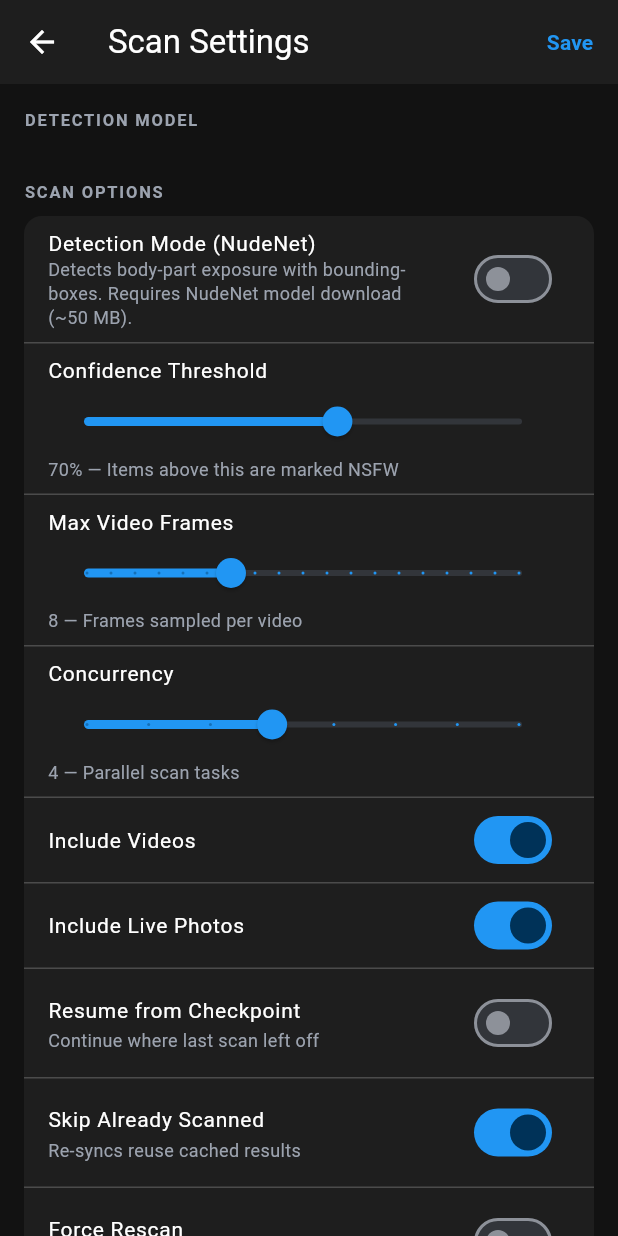
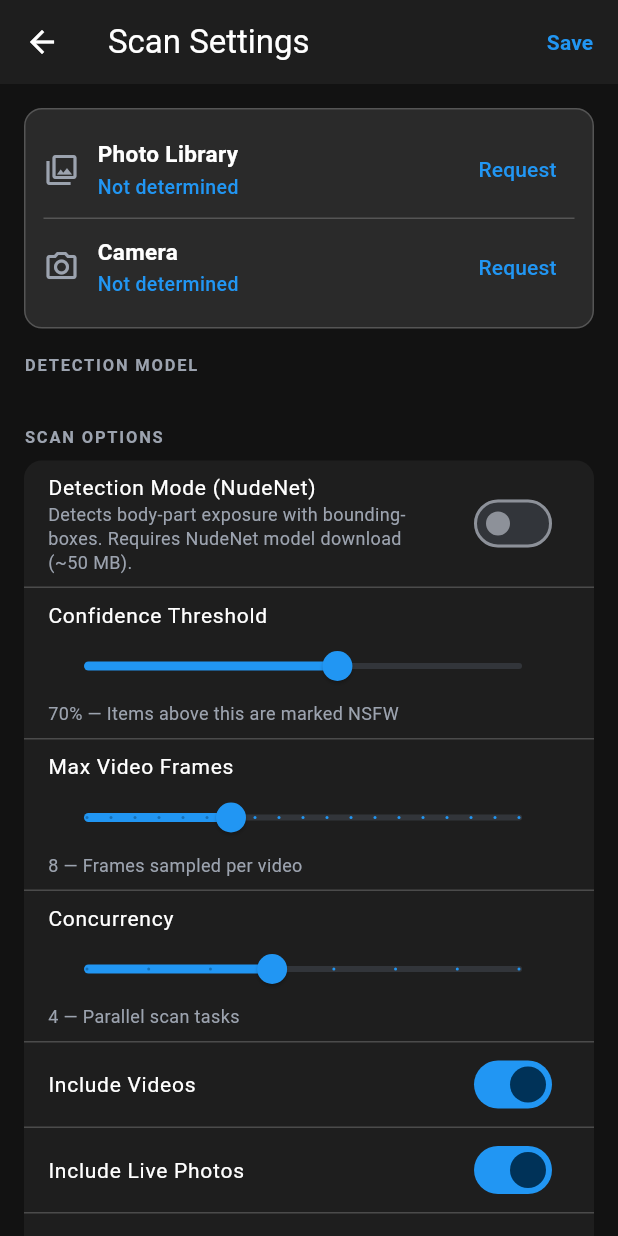
Before and after one commit to nexas105/flutter_nsfw_scaner, a Flutter app: the SettingsScreen screen opened directly with empty values, on a phone screen of 412 x 824 dp. Run offline on Flutter 3.47's test engine with Material 3 defaults, Android fonts, the phone set to English and light mode, and no system bars; our stand-ins replace plugin_platform_interface, share_plus, shared_preferences; missing offline and left inert: photo_manager, photo_manager_image_provider; accounts and stored records are empty; statements that could not run were skipped.

Commit message:
feat(permissions): add NsfwPermissionsView widget + camera permission shims (Phase 08)
Reusable plugin widget that surfaces every permission the plugin needs and
lets the user re-request the missing ones. Wired into the example app's
Settings screen.

Plugin (no new third-party deps):
- PermissionKind, PermissionStatus, and PhotoLibraryPermissionStatus mapping
  in lib/src/api/permissions/permission_kind.dart
- NsfwPlatformInterface gains non-abstract checkCameraPermission /
  requestCameraPermission with UnimplementedError defaults — Phase 02 (iOS)
  and Phase 03 (Android) will provide native handlers
- NsfwMethodChannel re-maps MissingPluginException → UnimplementedError so
  the Dart layer can degrade gracefully until the natives land
- NsfwDetector.checkCameraPermission / requestCameraPermission catch
  UnimplementedError and return PermissionStatus.notDetermined
- NsfwPermissionsView (StatefulWidget + WidgetsBindingObserver):
  rounded section, one row per permission with status badge, Request button
  for canRequest, optional Open Settings for needsSettings (callback —
  plugin does NOT bundle a deep-link package), check icon for granted,
  Semantics-wrapped for screen readers, optional refreshOnAppResume
- Public exports added in lib/nsfw_detect.dart

Example app:
- example/pubspec.yaml adds app_settings: ^5.1.1 (host-app-only dep)
- settings_screen.dart embeds NsfwPermissionsView above NsfwSettingsPanel,
  wires AppSettings.openAppSettings + a SnackBar to demo the callback

Tests:
- 11 widget tests in test/nsfw_permissions_view_test.dart cover all six
  PermissionStatus variants, request flow, label override, lifecycle
  resume, kinds filter, and the UnimplementedError fallback path
- flutter analyze: clean
- flutter test: 113 passing (+11 new) — only pre-existing scanAsset failure
  from Phase 06 remains, unrelated to this phase

Refs: .planning/phases/08-permissions-ui-widget/01-01-PLAN.md (PERM-01..06)

```diff
--- a/example/lib/screens/settings_screen.dart
+++ b/example/lib/screens/settings_screen.dart
@@ -1,3 +1,4 @@
+import 'package:app_settings/app_settings.dart';
 import 'package:flutter/material.dart';
 import 'package:nsfw_detect/nsfw_detect.dart';
 import '../main.dart';
@@ -43,6 +44,20 @@ class _SettingsScreenState extends State<SettingsScreen> {
         body: ListView(
           padding: EdgeInsets.all(appNsfwTheme.spacing.lg),
           children: [
+            NsfwPermissionsView(
+              theme: appNsfwTheme,
+              onOpenSettings: AppSettings.openAppSettings,
+              onPermissionChanged: (kind, status) {
+                if (!mounted) return;
+                ScaffoldMessenger.of(context).showSnackBar(
+                  SnackBar(
+                    duration: const Duration(seconds: 2),
+                    content: Text('${kind.defaultLabel}: ${status.name}'),
+                  ),
+                );
+              },
+            ),
+            SizedBox(height: appNsfwTheme.spacing.lg),
             NsfwSettingsPanel(
               current: _config,
               theme: appNsfwTheme,
--- a/example/pubspec.yaml
+++ b/example/pubspec.yaml
@@ -15,6 +15,7 @@ dependencies:
   photo_manager_image_provider: ^2.2.0
   shared_preferences: ^2.3.0
   share_plus: ^10.1.0
+  app_settings: ^5.1.1
 
 dev_dependencies:
   integration_test:
--- a/lib/nsfw_detect.dart
+++ b/lib/nsfw_detect.dart
@@ -20,8 +20,10 @@ export 'src/api/camera_configuration.dart';
 export 'src/api/camera_frame_result.dart';
 export 'src/api/camera_scan_session.dart';
 export 'src/api/camera_exceptions.dart';
+export 'src/api/permissions/permission_kind.dart';
 export 'src/platform/nsfw_platform_interface.dart'
     show PhotoLibraryPermissionStatus, NsfwUninitializedPlatform;
+export 'src/widgets/nsfw_permissions_view.dart';
 export 'src/widgets/nsfw_gallery_view.dart';
 export 'src/widgets/nsfw_media_tile.dart';
 export 'src/widgets/nsfw_result_badge.dart';
--- /dev/null
+++ b/lib/src/api/permissions/permission_kind.dart
@@ -0,0 +1,62 @@
+import '../../platform/nsfw_platform_interface.dart';
+
+/// Identifies which permission a row in [NsfwPermissionsView] represents.
+enum PermissionKind {
+  photoLibrary,
+  camera;
+
+  /// Human-readable English label shipped by the plugin.
+  ///
+  /// Localisation is the host app's responsibility — pass a custom
+  /// `labelBuilder` to [NsfwPermissionsView] to override.
+  String get defaultLabel => switch (this) {
+        PermissionKind.photoLibrary => 'Photo Library',
+        PermissionKind.camera => 'Camera',
+      };
+}
+
+/// Aggregate permission status the widget renders.
+///
+/// Maps from the existing [PhotoLibraryPermissionStatus] (gallery scan)
+/// and the future camera-permission status (Phase 2 / 3 native handlers).
+enum PermissionStatus {
+  authorized,
+  limited,
+  denied,
+  permanentlyDenied,
+  restricted,
+  notDetermined;
+
+  bool get isGranted =>
+      this == PermissionStatus.authorized ||
+      this == PermissionStatus.limited;
+
+  bool get canRequest =>
+      this == PermissionStatus.notDetermined ||
+      this == PermissionStatus.denied;
+
+  bool get needsSettings =>
+      this == PermissionStatus.permanentlyDenied ||
+      this == PermissionStatus.restricted;
+
+  static PermissionStatus fromString(String? s) => switch (s) {
+        'authorized' => PermissionStatus.authorized,
+        'limited' => PermissionStatus.limited,
+        'denied' => PermissionStatus.denied,
+        'permanentlyDenied' || 'permanently_denied' =>
+          PermissionStatus.permanentlyDenied,
+        'restricted' => PermissionStatus.restricted,
+        _ => PermissionStatus.notDetermined,
+      };
+}
+
+extension PhotoLibraryPermissionStatusMapping on PhotoLibraryPermissionStatus {
+  PermissionStatus toPermissionStatus() => switch (this) {
+        PhotoLibraryPermissionStatus.authorized => PermissionStatus.authorized,
+        PhotoLibraryPermissionStatus.limited => PermissionStatus.limited,
+        PhotoLibraryPermissionStatus.denied => PermissionStatus.denied,
+        PhotoLibraryPermissionStatus.restricted => PermissionStatus.restricted,
+        PhotoLibraryPermissionStatus.notDetermined =>
+          PermissionStatus.notDetermined,
+      };
+}
--- a/lib/src/platform/nsfw_platform_interface.dart
+++ b/lib/src/platform/nsfw_platform_interface.dart
@@ -2,6 +2,7 @@ import 'dart:typed_data';
 import 'package:plugin_platform_interface/plugin_platform_interface.dart';
 import '../api/camera_configuration.dart';
 import '../api/model_descriptor.dart';
+import '../api/permissions/permission_kind.dart';
 import '../api/scan_configuration.dart';
 
 enum PhotoLibraryPermissionStatus {
@@ -58,6 +59,15 @@ abstract class NsfwPlatformInterface extends PlatformInterface {
   // Camera scan lifecycle
   Future<void> startCameraScan(CameraConfiguration config);
   Future<void> stopCameraScan();
+
+  // Camera permission — non-abstract: native handlers are added in Phase 2 (iOS) /
+  // Phase 3 (Android). Default throws so [NsfwDetector] can degrade gracefully to
+  // [PermissionStatus.notDetermined] until the native side lands.
+  Future<PermissionStatus> checkCameraPermission() => throw UnimplementedError(
+      'checkCameraPermission is not yet implemented for this platform');
+  Future<PermissionStatus> requestCameraPermission() =>
+      throw UnimplementedError(
+          'requestCameraPermission is not yet implemented for this platform');
 
   // Single asset
   Future<Map<dynamic, dynamic>> scanSingleAsset(String localIdentifier,
--- /dev/null
+++ b/lib/src/widgets/nsfw_permissions_view.dart
@@ -0,0 +1,300 @@
+import 'package:flutter/material.dart';
+
+import '../api/nsfw_detector.dart';
+import '../api/permissions/permission_kind.dart';
+import 'theme/nsfw_theme.dart';
+
+typedef PermissionLabelBuilder = String Function(
+  PermissionKind kind,
+  PermissionStatus status,
+  BuildContext context,
+);
+
+typedef PermissionChangedCallback = void Function(
+  PermissionKind kind,
+  PermissionStatus status,
+);
+
+/// Reusable widget that surfaces every permission [NsfwDetector] needs and
+/// lets the user re-request the ones that are missing.
+///
+/// Polls live status via [NsfwDetector.checkPermission] and
+/// [NsfwDetector.checkCameraPermission]. If the camera-permission native
+/// handler isn't wired yet (pre–Phase-2 / pre–Phase-3), the camera row
+/// renders as [PermissionStatus.notDetermined] and the Request button is a
+/// no-op until the handler lands.
+///
+/// The widget is dependency-free — it does NOT pull in `permission_handler`
+/// or `app_settings`. The "Open Settings" deep-link is delegated to the host
+/// app via [onOpenSettings].
+class NsfwPermissionsView extends StatefulWidget {
+  /// Which permissions to render. Defaults to both photo library and camera.
+  final List<PermissionKind> kinds;
+
+  /// Theme. Falls back to [NsfwTheme.defaults] when null.
+  final NsfwTheme? theme;
+
+  /// Optional override of the row title — receives the kind, current status,
+  /// and `BuildContext` so callers can localise.
+  final PermissionLabelBuilder? labelBuilder;
+
+  /// Fires whenever a row's status changes (initial poll AND after request).
+  final PermissionChangedCallback? onPermissionChanged;
+
+  /// Tapped when a row is in [PermissionStatus.permanentlyDenied] or
+  /// [PermissionStatus.restricted]. The plugin does NOT add a deep-link
+  /// dependency — the host app wires `app_settings` (or equivalent) here.
+  /// When null, the Settings button is hidden.
+  final VoidCallback? onOpenSettings;
+
+  /// Re-poll status when the app returns from the system Settings UI.
+  final bool refreshOnAppResume;
+
+  /// Optional injection point for tests. When null, [NsfwDetector.instance]
+  /// is used.
+  final NsfwDetector? detector;
+
+  const NsfwPermissionsView({
+    super.key,
+    this.kinds = const [PermissionKind.photoLibrary, PermissionKind.camera],
+    this.theme,
+    this.labelBuilder,
+    this.onPermissionChanged,
+    this.onOpenSettings,
+    this.refreshOnAppResume = true,
+    this.detector,
+  });
+
+  @override
+  State<NsfwPermissionsView> createState() => _NsfwPermissionsViewState();
+}
+
+class _NsfwPermissionsViewState extends State<NsfwPermissionsView>
+    with WidgetsBindingObserver {
+  final Map<PermissionKind, PermissionStatus> _statuses = {};
+  final Set<PermissionKind> _busy = {};
+
+  NsfwDetector get _detector => widget.detector ?? NsfwDetector.instance;
+
+  @override
+  void initState() {
+    super.initState();
+    if (widget.refreshOnAppResume) {
+      WidgetsBinding.instance.addObserver(this);
+    }
+    for (final kind in widget.kinds) {
+      _statuses[kind] = PermissionStatus.notDetermined;
+    }
+    _refreshAll();
+  }
+
+  @override
+  void dispose() {
+    if (widget.refreshOnAppResume) {
+      WidgetsBinding.instance.removeObserver(this);
+    }
+    super.dispose();
+  }
+
+  @override
+  void didChangeAppLifecycleState(AppLifecycleState state) {
+    if (state == AppLifecycleState.resumed && widget.refreshOnAppResume) {
+      _refreshAll();
+    }
+  }
+
+  Future<void> _refreshAll() async {
+    for (final kind in widget.kinds) {
+      await _refresh(kind);
+    }
+  }
+
+  Future<void> _refresh(PermissionKind kind) async {
+    final status = await _query(kind);
+    if (!mounted) return;
+    final prev = _statuses[kind];
+    setState(() => _statuses[kind] = status);
+    if (prev != status) {
+      widget.onPermissionChanged?.call(kind, status);
+    }
+  }
+
+  Future<PermissionStatus> _query(PermissionKind kind) async {
+    switch (kind) {
+      case PermissionKind.photoLibrary:
+        final raw = await _detector.checkPermission();
+        return raw.toPermissionStatus();
+      case PermissionKind.camera:
+        return _detector.checkCameraPermission();
+    }
+  }
+
+  Future<PermissionStatus> _request(PermissionKind kind) async {
+    switch (kind) {
+      case PermissionKind.photoLibrary:
+        final raw = await _detector.requestPermission();
+        return raw.toPermissionStatus();
+      case PermissionKind.camera:
+        return _detector.requestCameraPermission();
+    }
+  }
+
+  Future<void> _onRequestTap(PermissionKind kind) async {
+    if (_busy.contains(kind)) return;
+    setState(() => _busy.add(kind));
+    try {
+      final status = await _request(kind);
+      if (!mounted) return;
+      final prev = _statuses[kind];
+      setState(() => _statuses[kind] = status);
+      if (prev != status) {
+        widget.onPermissionChanged?.call(kind, status);
+      }
+    } finally {
+      if (mounted) setState(() => _busy.remove(kind));
+    }
+  }
+
+  @override
+  Widget build(BuildContext context) {
+    final theme = widget.theme ?? NsfwTheme.defaults();
+    return Container(
+      decoration: BoxDecoration(
+        color: theme.surfaceVariant,
+        borderRadius: BorderRadius.circular(12),
+        border: Border.all(color: theme.outline),
+      ),
+      padding: EdgeInsets.symmetric(
+        vertical: theme.spacing.sm,
+        horizontal: theme.spacing.md,
+      ),
+      child: Column(
+        crossAxisAlignment: CrossAxisAlignment.stretch,
+        mainAxisSize: MainAxisSize.min,
+        children: [
+          for (var i = 0; i < widget.kinds.length; i++) ...[
+            if (i > 0)
+              Divider(
+                height: 1,
+                thickness: 1,
+                color: theme.outline,
+              ),
+            _buildRow(widget.kinds[i], theme),
+          ],
+        ],
+      ),
+    );
+  }
+
+  Widget _buildRow(PermissionKind kind, NsfwTheme theme) {
+    final status = _statuses[kind] ?? PermissionStatus.notDetermined;
+    final busy = _busy.contains(kind);
+    final title = widget.labelBuilder?.call(kind, status, context) ??
+        kind.defaultLabel;
+
+    return Semantics(
+      label: '$title: ${_statusLabel(status)}',
+      child: Padding(
+        padding: EdgeInsets.symmetric(vertical: theme.spacing.sm),
+        child: Row(
+          children: [
+            Icon(
+              _iconFor(kind),
+              color: theme.onSurfaceMuted,
+              size: 24,
+            ),
+            SizedBox(width: theme.spacing.md),
+            Expanded(
+              child: Column(
+                crossAxisAlignment: CrossAxisAlignment.start,
+                mainAxisSize: MainAxisSize.min,
+                children: [
+                  Text(
+                    title,
+                    style: TextStyle(
+                      color: theme.onSurface,
+                      fontSize: 15,
+                      fontWeight: FontWeight.w600,
+                    ),
+                  ),
+                  const SizedBox(height: 2),
+                  Text(
+                    _statusLabel(status),
+                    style: TextStyle(
+                      color: _statusColor(status, theme),
+                      fontSize: 13,
+                      fontWeight: FontWeight.w500,
+                    ),
+                  ),
+                ],
+              ),
+            ),
+            SizedBox(width: theme.spacing.sm),
+            _buildTrailing(kind, status, theme, busy: busy),
+          ],
+        ),
+      ),
+    );
+  }
+
+  Widget _buildTrailing(
+    PermissionKind kind,
+    PermissionStatus status,
+    NsfwTheme theme, {
+    required bool busy,
+  }) {
+    if (busy) {
+      return SizedBox(
+        width: 24,
+        height: 24,
+        child: CircularProgressIndicator(
+          strokeWidth: 2,
+          valueColor: AlwaysStoppedAnimation<Color>(theme.accent),
+        ),
+      );
+    }
+    if (status.isGranted) {
+      return Tooltip(
+        message: 'Granted',
+        child: Icon(Icons.check_circle, color: theme.success, size: 22),
+      );
+    }
+    if (status.canRequest) {
+      return TextButton(
+        onPressed: () => _onRequestTap(kind),
+        style: TextButton.styleFrom(foregroundColor: theme.accent),
+        child: const Text('Request'),
+      );
+    }
+    if (status.needsSettings && widget.onOpenSettings != null) {
+      return TextButton(
+        onPressed: widget.onOpenSettings,
+        style: TextButton.styleFrom(foregroundColor: theme.danger),
+        child: const Text('Open Settings'),
+      );
+    }
+    // permanentlyDenied / restricted with no onOpenSettings → no button.
+    return const SizedBox.shrink();
+  }
+
+  IconData _iconFor(PermissionKind kind) => switch (kind) {
+        PermissionKind.photoLibrary => Icons.photo_library_outlined,
+        PermissionKind.camera => Icons.photo_camera_outlined,
+      };
+}
+
+String _statusLabel(PermissionStatus s) => switch (s) {
+      PermissionStatus.authorized => 'Authorized',
+      PermissionStatus.limited => 'Limited access',
+      PermissionStatus.denied => 'Denied',
+      PermissionStatus.permanentlyDenied => 'Permanently denied',
+      PermissionStatus.restricted => 'Restricted',
+      PermissionStatus.notDetermined => 'Not determined',
+    };
+
+Color _statusColor(PermissionStatus s, NsfwTheme t) => switch (s) {
+      PermissionStatus.authorized || PermissionStatus.limited => t.success,
+      PermissionStatus.denied || PermissionStatus.notDetermined => t.accent,
+      PermissionStatus.permanentlyDenied || PermissionStatus.restricted =>
+        t.danger,
+    };
```
Also changed, not shown: lib/src/api/nsfw_detector.dart (+25 -0 lines), lib/src/platform/nsfw_method_channel.dart (+25 -0 lines), example/pubspec.lock, 1 other file.
